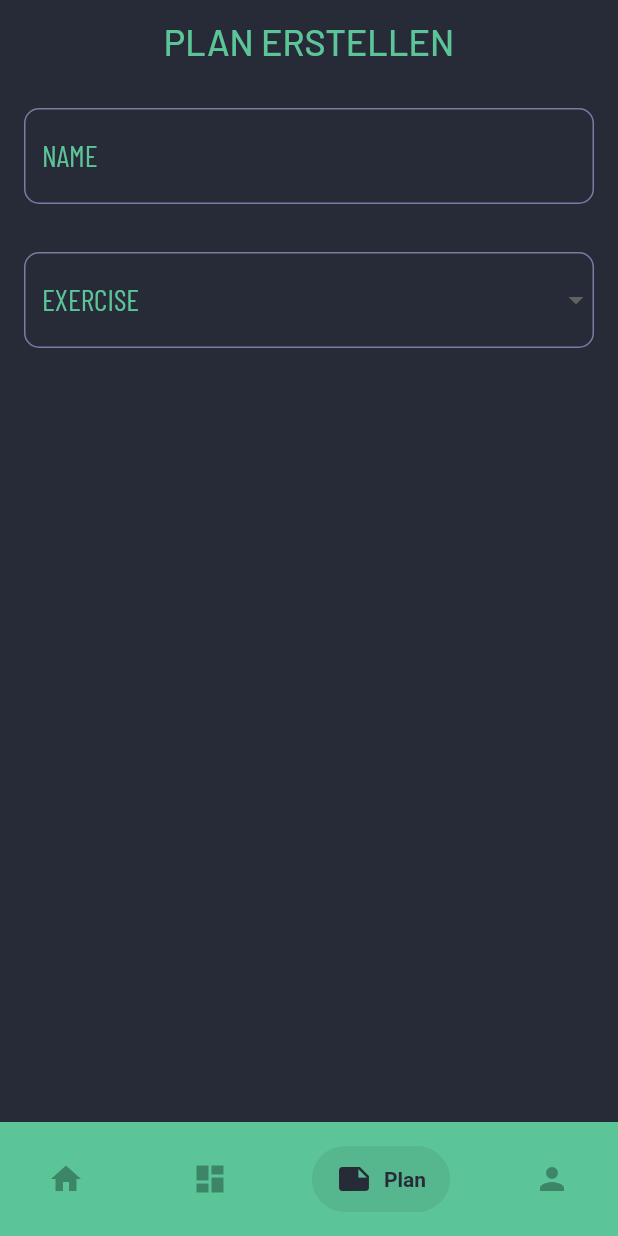
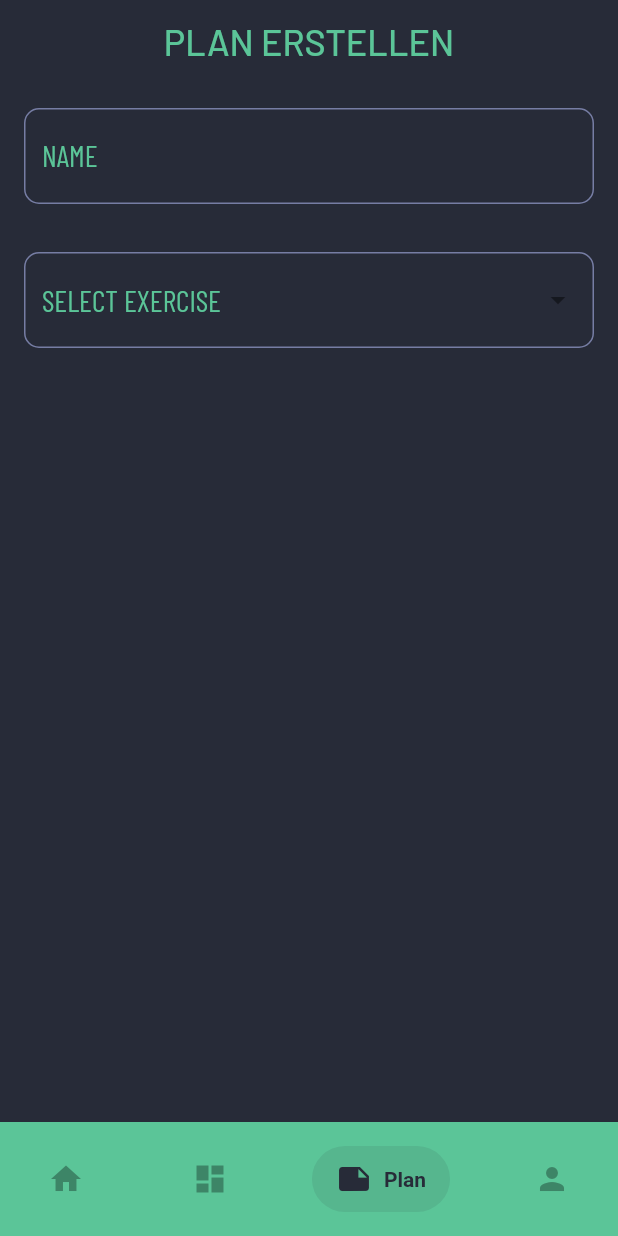
Before and after one commit to dasKamael/gymcompanion, a Flutter app: the CreatePlanPage screen opened by its route, on a phone screen of 412 x 824 dp. Run offline on Flutter 3.47's test engine with Material 2 defaults, Android fonts, the light colour scheme and no system bars; drawn by our look-alikes of dropdown_search, flutter_form_builder, salomon_bottom_bar; our stand-ins replace auto_route, flutter_hooks, flutter_riverpod, freezed_annotation, google_fonts.

Commit message:
select exercise dropdown

```diff
--- a/lib/app.dart
+++ b/lib/app.dart
@@ -1,5 +1,6 @@
 import 'package:flutter/material.dart';
 import 'package:flutter_hooks/flutter_hooks.dart';
+import 'package:gymcompanion/constants/text_theme_dark.dart';
 import 'package:gymcompanion/routes.gr.dart';
 
 class App extends HookWidget {
@@ -10,6 +11,7 @@ class App extends HookWidget {
   @override
   Widget build(BuildContext context) {
     return MaterialApp.router(
+      theme: ConstDarkTheme.darkTheme,
       routeInformationParser: _appRouter.defaultRouteParser(),
       routerDelegate: _appRouter.delegate(),
     );
--- /dev/null
+++ b/lib/constants/text_theme_dark.dart
@@ -0,0 +1,12 @@
+import 'package:flutter/material.dart';
+import 'package:gymcompanion/constants/colors.dart';
+
+class ConstDarkTheme {
+  static ThemeData darkTheme = ThemeData(
+    primaryColor: ConstColors.primaryColor,
+    primaryColorLight: ConstColors.primaryColor,
+    errorColor: ConstColors.warn,
+    canvasColor: ConstColors.primaryColor,
+    textTheme: TextTheme(subtitle1: TextStyle(color: ConstColors.secondaryColor)),
+  );
+}
--- a/lib/screens/plan/create_plan/create_plan_page.dart
+++ b/lib/screens/plan/create_plan/create_plan_page.dart
@@ -1,5 +1,6 @@
 import 'dart:developer';
 
+import 'package:dropdown_search/dropdown_search.dart';
 import 'package:flutter/material.dart';
 import 'package:flutter/painting.dart';
 import 'package:flutter_form_builder/flutter_form_builder.dart';
@@ -41,22 +42,24 @@ class CreatePlanPage extends ConsumerWidget {
                       decoration: ConstTextStyles.defaultInput.copyWith(labelText: 'NAME'),
                     ),
                     SizedBox(height: 32.0),
-                    FormBuilderDropdown(
-                      name: 'exercise',
-                      style: ConstTextStyles.textField,
-                      decoration: ConstTextStyles.defaultInput.copyWith(labelText: 'EXERCISE'),
-                      onChanged: (Map<String, Object>? value) {
-                        ref.read(createPlanProvider.notifier).addExerciseToList(value!);
-                      },
-                      items: state.exercises
-                          .map(
-                            (exercise) => DropdownMenuItem(
-                              key: ValueKey<int>(exercise.id),
-                              value: {'id': exercise.id, 'name': exercise.name},
-                              child: Text(exercise.name),
-                            ),
-                          )
-                          .toList(),
+                    DropdownSearch<Exercise>.multiSelection(
+                      mode: Mode.BOTTOM_SHEET,
+                      showSearchBox: true,
+                      selectedItems: state.selectedExercises,
+                      popupItemBuilder: (context, item, isSelected) => Padding(
+                        padding: const EdgeInsets.all(8.0),
+                        child: Text(item.name, style: ConstTextStyles.textField),
+                      ),
+                      items: state.exercises.map((exercise) => exercise).toSet().toList(),
+                      dropdownBuilder: (context, selectedItems) =>
+                          Text('SELECT EXERCISE', style: ConstTextStyles.textField),
+                      popupBackgroundColor: ConstColors.primaryColor,
+                      dropdownSearchBaseStyle: ConstTextStyles.textField,
+                      dropdownSearchDecoration: ConstTextStyles.defaultInput,
+                      popupOnItemAdded: (selectedItems, item) =>
+                          ref.read(createPlanProvider.notifier).addExerciseToList(item),
+                      popupOnItemRemoved: (selectedItems, item) =>
+                          ref.read(createPlanProvider.notifier).removeExerciseFromList(item),
                     ),
                     ReorderableListView(
                       shrinkWrap: true,
@@ -65,8 +68,9 @@ class CreatePlanPage extends ConsumerWidget {
                           Dismissible(
                             key: ValueKey<int>(state.selectedExercises[i].id),
                             direction: DismissDirection.endToStart,
-                            onDismissed: (direction) =>
-                                ref.read(createPlanProvider.notifier).removeExerciseFromList(i),
+                            onDismissed: (direction) => ref
+                                .read(createPlanProvider.notifier)
+                                .removeExerciseFromList(state.selectedExercises[i]),
                             background: Container(
                               color: ConstColors.warn,
                               child: Align(
--- a/pubspec.yaml
+++ b/pubspec.yaml
@@ -33,6 +33,7 @@ dependencies:
   json_annotation: ^4.4.0
   salomon_bottom_bar: ^3.2.0
   google_fonts: ^2.1.0
+  dropdown_search: ^2.0.1
 
 dev_dependencies:
   flutter_test:
```
Also changed, not shown: lib/screens/plan/create_plan/create_plan_controller.dart (+20 -5 lines), pubspec.lock.
